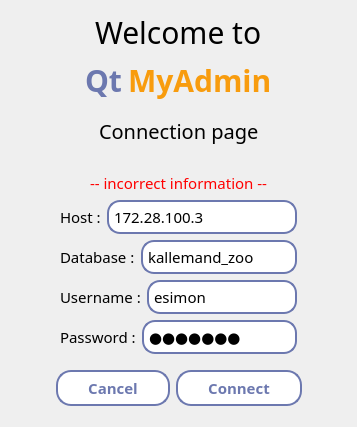
This is connexion.ui in kevinall05/QtMyAdmin_v2 as Qt 5 draws it before an edit. The edited form follows.
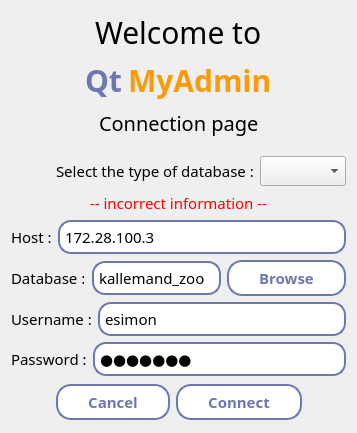
This is the edited form.

```diff
--- a/connexion.ui
+++ b/connexion.ui
@@ -7,7 +7,7 @@
     <x>0</x>
     <y>0</y>
     <width>357</width>
-    <height>427</height>
+    <height>433</height>
    </rect>
   </property>
   <property name="font">
@@ -202,6 +202,33 @@
      </property>
     </spacer>
    </item>
+   <item>
+    <layout class="QHBoxLayout" name="horizontalLayout_11">
+     <item>
+      <spacer name="horizontalSpacer_7">
+       <property name="orientation">
+        <enum>Qt::Horizontal</enum>
+       </property>
+       <property name="sizeHint" stdset="0">
+        <size>
+         <width>40</width>
+         <height>20</height>
+        </size>
+       </property>
+      </spacer>
+     </item>
+     <item>
+      <widget class="QLabel" name="label_3">
+       <property name="text">
+        <string>Select the type of database :</string>
+       </property>
+      </widget>
+     </item>
+     <item>
+      <widget class="QComboBox" name="comboBoxTypeDatabase"/>
+     </item>
+    </layout>
+   </item>
    <item>
     <layout class="QHBoxLayout" name="horizontalLayout_9">
      <item>
@@ -299,6 +326,16 @@
            </property>
           </widget>
          </item>
+         <item>
+          <widget class="QPushButton" name="pushButtonBrowse">
+           <property name="styleSheet">
+            <string notr="true"/>
+           </property>
+           <property name="text">
+            <string>Browse</string>
+           </property>
+          </widget>
+         </item>
         </layout>
        </item>
        <item>
```
